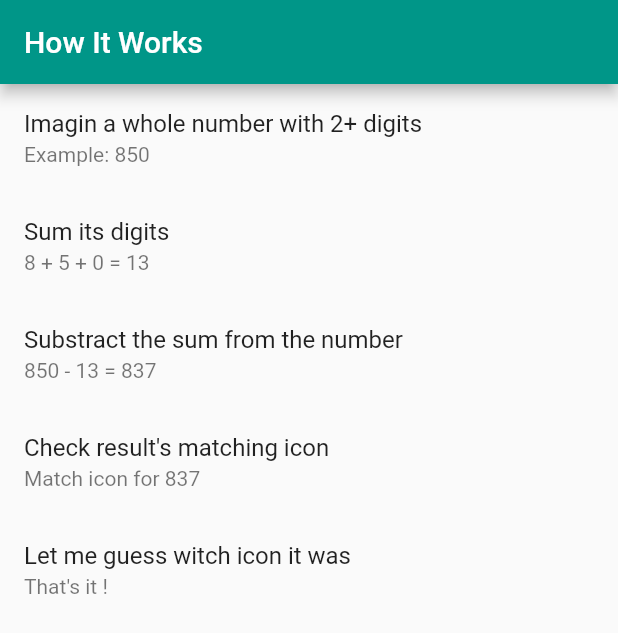
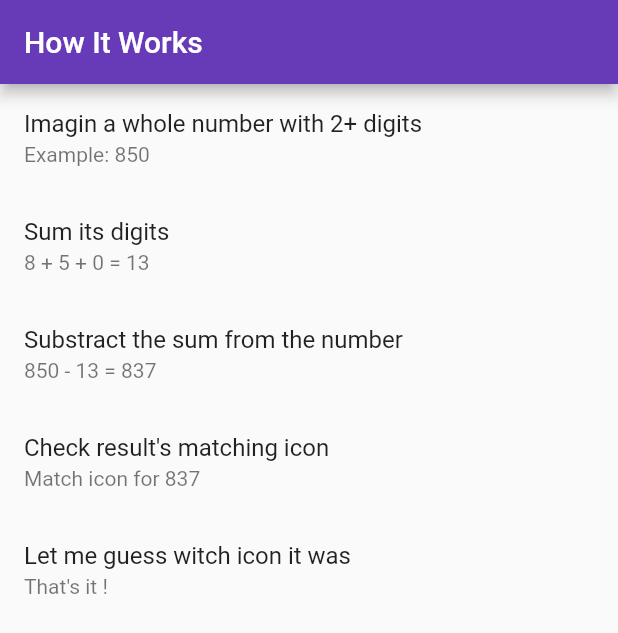
Before and after one commit to squall-io/ico_number, a Flutter app: the screen it shows after launch, on a phone screen of 412 x 824 dp. Shown: the top 633 px of the screen. Run offline on Flutter 3.47's test engine with Material 2 defaults, Android fonts, the phone set to English and light mode, and no system bars; our stand-ins replace flutter_markdown.

Commit message:
Factory scaffold and change color theme

```diff
--- a/lib/how-to/screen.how-to.dart
+++ b/lib/how-to/screen.how-to.dart
@@ -44,11 +44,11 @@ class _HowToScreenState extends State<HowToScreen> {
 
   @override
   Widget build(BuildContext context) =>
-    Scaffold(
-      body: ListView(
+    WidgetFactory.getScaffold(
+      title: "How It Works",
+      child: ListView(
         children: _steps,
       ),
-      appBar: WidgetFactory.getAppBar(title: 'How It Works'),
     );
 
 }
--- a/lib/widget.factory.dart
+++ b/lib/widget.factory.dart
@@ -8,7 +8,12 @@ class WidgetFactory {
   static AppBar getAppBar({ String title }) =>
     AppBar(
       title: Text(title),
-      backgroundColor: Colors.teal,
+      backgroundColor: Colors.deepPurple,
     );
 
+  static Scaffold getScaffold({ @required String title, Widget child }) =>
+    Scaffold(
+      appBar: getAppBar(title: title),
+      body: child ?? Container(),
+    );
 }
```
